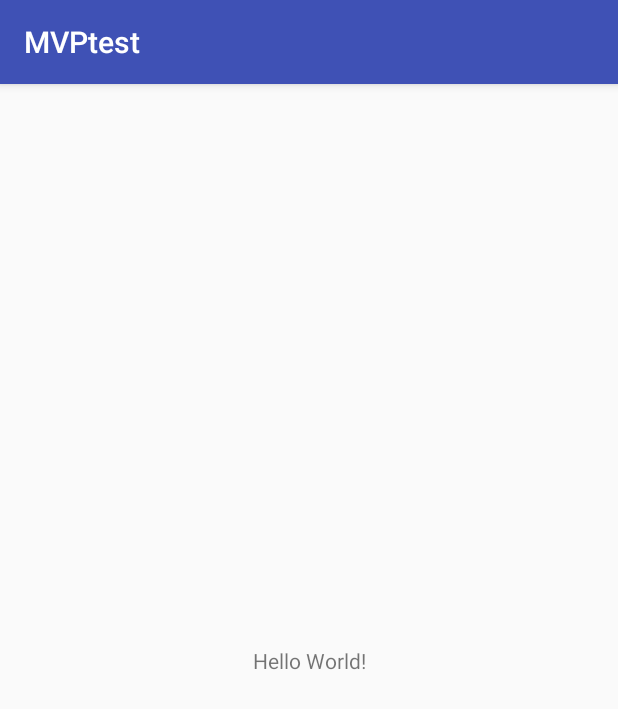
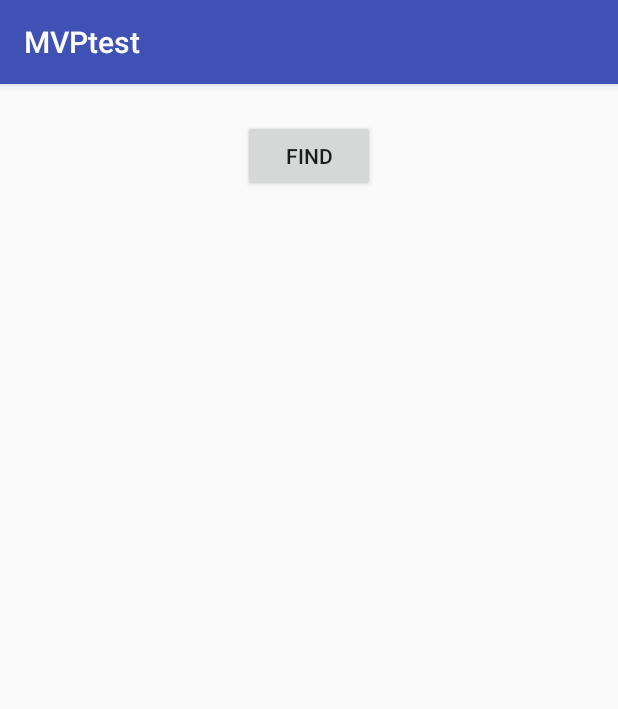
Before and after one commit to stKhaDgar/MVPtest, an Android app: the screen it shows after launch (MainActivity), on a phone screen of 412 x 824 dp. Shown: the top 709 px of the screen. Run offline under Robolectric (Android 15) with nearby library versions, the phone set to English and light mode, and no system bars.

Commit message:
finished mvp construction

```diff
--- /dev/null
+++ b/app/src/main/java/com/example/stmak/mvptest/presenter/MainActivityPresenter.kt
@@ -0,0 +1,9 @@
+package com.example.stmak.mvptest.presenter
+import com.example.stmak.mvptest.MainActivityContract
+
+class MainActivityPresenter(var view: MainActivityContract.view) : MainActivityContract.presenter {
+
+    override fun clickedToastButton() {
+        view.displayToastMessage()
+    }
+}
--- a/app/src/main/java/com/example/stmak/mvptest/view/MainActivity.kt
+++ b/app/src/main/java/com/example/stmak/mvptest/view/MainActivity.kt
@@ -2,12 +2,26 @@ package com.example.stmak.mvptest.view
 
 import android.support.v7.app.AppCompatActivity
 import android.os.Bundle
+import android.widget.Toast
+import com.example.stmak.mvptest.MainActivityContract
 import com.example.stmak.mvptest.R
+import com.example.stmak.mvptest.presenter.MainActivityPresenter
+import kotlinx.android.synthetic.main.activity_main.*
 
-class MainActivity : AppCompatActivity() {
+class MainActivity : AppCompatActivity(), MainActivityContract.view {
+    lateinit var presenter: MainActivityPresenter
 
     override fun onCreate(savedInstanceState: Bundle?) {
         super.onCreate(savedInstanceState)
         setContentView(R.layout.activity_main)
+        presenter = MainActivityPresenter(this)
+
+        bt_find.setOnClickListener {
+            presenter.clickedToastButton()
+        }
+    }
+
+    override fun displayToastMessage() {
+        Toast.makeText(this, "Clicked!", Toast.LENGTH_SHORT).show()
     }
 }
--- a/app/src/main/res/layout/activity_main.xml
+++ b/app/src/main/res/layout/activity_main.xml
@@ -6,13 +6,14 @@
     android:layout_height="match_parent"
     tools:context=".view.MainActivity">
 
-    <TextView
+    <Button
+        android:id="@+id/bt_find"
         android:layout_width="wrap_content"
         android:layout_height="wrap_content"
-        android:text="Hello World!"
-        app:layout_constraintBottom_toBottomOf="parent"
-        app:layout_constraintLeft_toLeftOf="parent"
-        app:layout_constraintRight_toRightOf="parent"
+        android:layout_marginTop="24dp"
+        android:gravity="center"
+        android:text="Find"
+        app:layout_constraintEnd_toEndOf="parent"
+        app:layout_constraintStart_toStartOf="parent"
         app:layout_constraintTop_toTopOf="parent" />
-
 </android.support.constraint.ConstraintLayout>
```
Also changed, not shown: app/src/main/java/com/example/stmak/mvptest/MainActivityContract.kt (added, +11 -0 lines).
